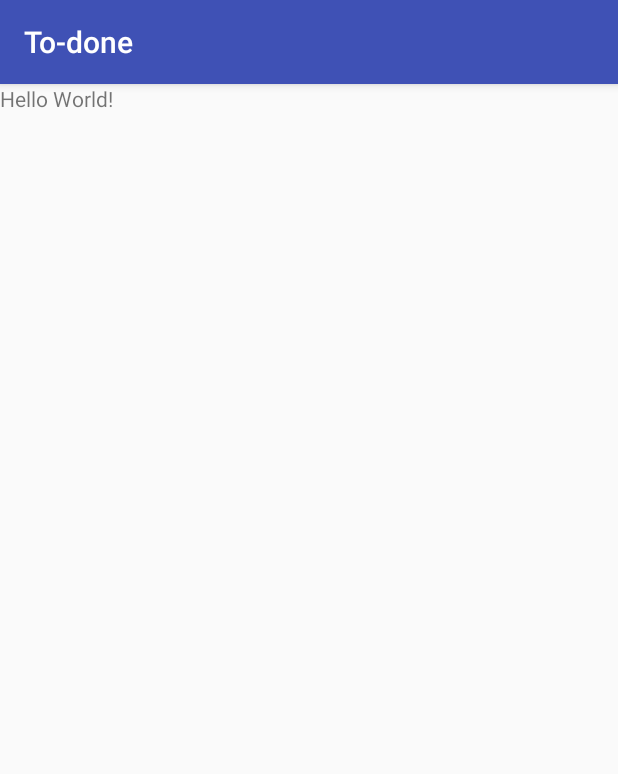
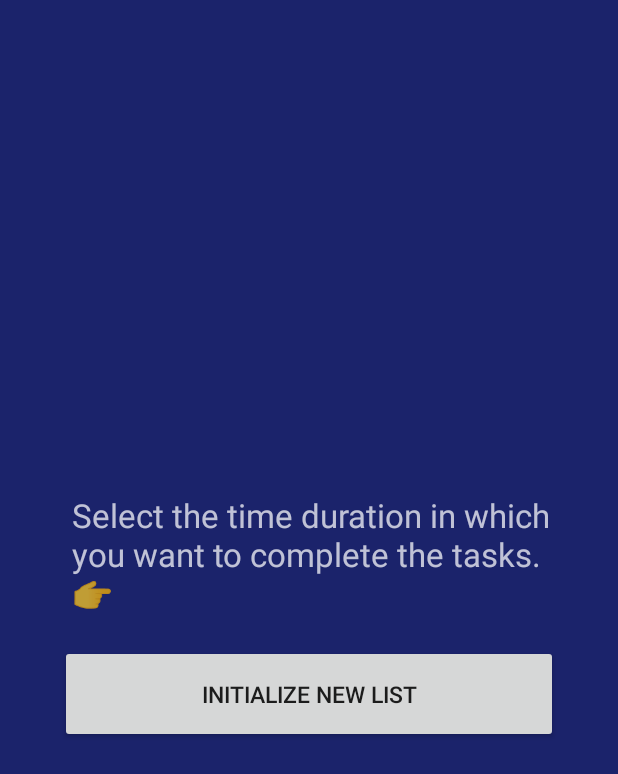
Before and after one commit to libhide/android-nd-capstone, an Android app: the screen it shows after launch (InitActivity), on a phone screen of 412 x 824 dp. Shown: the top 774 px of the screen. Run offline under Robolectric (Android 15) with nearby library versions, the phone set to English and light mode, and no system bars.

Commit message:
Add input logic

```diff
--- a/To-done/app/build.gradle
+++ b/To-done/app/build.gradle
@@ -10,6 +10,7 @@ android {
         versionCode 1
         versionName "1.0"
         testInstrumentationRunner "android.support.test.runner.AndroidJUnitRunner"
+        vectorDrawables.useSupportLibrary = true
     }
     buildTypes {
         release {
--- a/To-done/app/src/main/java/com/ratik/todone/InitActivity.java
+++ b/To-done/app/src/main/java/com/ratik/todone/InitActivity.java
@@ -1,31 +1,36 @@
 package com.ratik.todone;
 
-import android.content.ContentValues;
-import android.database.sqlite.SQLiteDatabase;
+import android.content.Intent;
 import android.os.Bundle;
 import android.support.v7.app.AppCompatActivity;
+import android.view.View;
+import android.widget.Button;
 
-import com.ratik.todone.db.TodoContract;
-import com.ratik.todone.db.TodoDbHelper;
+public class InitActivity extends AppCompatActivity implements OnTimeSetListener {
 
-public class InitActivity extends AppCompatActivity {
+    private static final String HOUR_OF_DAY = "hour";
+    private static final String MINUTE = "minute";
 
-    private static final String TAG = InitActivity.class.getSimpleName();
-
-    private TodoDbHelper dbHelper;
 
     @Override
     protected void onCreate(Bundle savedInstanceState) {
         super.onCreate(savedInstanceState);
         setContentView(R.layout.activity_init);
 
-        dbHelper = new TodoDbHelper(this);
-        SQLiteDatabase db = dbHelper.getWritableDatabase();
+        Button initButton = (Button) findViewById(R.id.initButton);
+        initButton.setOnClickListener(new View.OnClickListener() {
+            @Override
+            public void onClick(View view) {
+                new FormDialog().show(getSupportFragmentManager(), "FormDialog");
+            }
+        });
+    }
 
-        ContentValues values = new ContentValues();
-        values.put(TodoContract.TodoEntry.COLUMN_TASK, "Eat an Apple");
-        values.put(TodoContract.TodoEntry.COLUMN_CHECKED, 0);
-
-        db.insert(TodoContract.TodoEntry.TABLE_NAME, null, values);
+    @Override
+    public void onTimeSet(int hourOfDay, int minute) {
+        Intent intent = new Intent(InitActivity.this, ListInputActivity.class);
+        intent.putExtra(HOUR_OF_DAY, hourOfDay);
+        intent.putExtra(MINUTE, minute);
+        startActivity(intent);
     }
 }
--- /dev/null
+++ b/To-done/app/src/main/java/com/ratik/todone/OnTimeSetListener.java
@@ -0,0 +1,9 @@
+package com.ratik.todone;
+
+/**
+ * Created by Ratik on 17/12/16.
+ */
+
+public interface OnTimeSetListener {
+    public abstract void onTimeSet(int hourOfDay, int minute);
+}
--- a/To-done/app/src/main/res/layout/activity_init.xml
+++ b/To-done/app/src/main/res/layout/activity_init.xml
@@ -4,12 +4,32 @@
     android:id="@+id/activity_init"
     android:layout_width="match_parent"
     android:layout_height="match_parent"
+    android:background="@color/colorPrimary"
     tools:context="com.ratik.todone.InitActivity">
 
-
-    <TextView
+    <LinearLayout
         android:layout_width="wrap_content"
         android:layout_height="wrap_content"
-        android:text="Hello World!" />
+        android:layout_centerInParent="true"
+        android:layout_margin="@dimen/init_container"
+        android:orientation="vertical">
+
+        <TextView
+            android:layout_width="match_parent"
+            android:layout_height="wrap_content"
+            android:layout_marginBottom="20dp"
+            android:layout_marginLeft="8dp"
+            android:text="@string/form_message"
+            android:textColor="#b9ffffff"
+            android:textSize="22sp" />
+
+        <Button
+            android:id="@+id/initButton"
+            style="@style/TodoneButton"
+            android:layout_width="match_parent"
+            android:layout_height="wrap_content"
+            android:text="@string/initialize_text" />
+
+    </LinearLayout>
 
 </RelativeLayout>
--- /dev/null
+++ b/To-done/app/src/main/res/values-v21/styles.xml
@@ -0,0 +1 @@
+<resources></resources>
--- a/To-done/app/src/main/res/values/colors.xml
+++ b/To-done/app/src/main/res/values/colors.xml
@@ -1,6 +1,6 @@
 <?xml version="1.0" encoding="utf-8"?>
 <resources>
-    <color name="colorPrimary">#3F51B5</color>
-    <color name="colorPrimaryDark">#303F9F</color>
-    <color name="colorAccent">#FF4081</color>
+    <color name="colorPrimary">#1B236B</color>
+    <color name="colorPrimaryDark">#171e5e</color>
+    <color name="colorAccent">#DA4335</color>
 </resources>
--- a/To-done/app/src/main/res/values/dimens.xml
+++ b/To-done/app/src/main/res/values/dimens.xml
@@ -2,4 +2,8 @@
     <!-- Default screen margins, per the Android Design guidelines. -->
     <dimen name="activity_horizontal_margin">16dp</dimen>
     <dimen name="activity_vertical_margin">16dp</dimen>
+    <dimen name="todone_button_horizontal_padding">22dp</dimen>
+    <dimen name="todone_button_vertical_padding">22dp</dimen>
+    <dimen name="init_container">40dp</dimen>
+    <dimen name="fab_margin">16dp</dimen>
 </resources>
--- a/To-done/app/src/main/res/values/strings.xml
+++ b/To-done/app/src/main/res/values/strings.xml
@@ -1,3 +1,8 @@
 <resources>
     <string name="app_name">To-done</string>
+    <string name="initialize_text">Initialize new list</string>
+    <string name="form_message">Select the time duration in which you want to complete the tasks. 👉</string>
+    <string name="title_activity_list_input">ListInputActivity</string>
+    <string name="enter_task_hint">Enter a task</string>
+    <string name="content_desc_cancel_button">Cancel Button</string>
 </resources>
--- a/To-done/app/src/main/res/values/styles.xml
+++ b/To-done/app/src/main/res/values/styles.xml
@@ -1,11 +1,23 @@
 <resources>
 
-    <!-- Base application theme. -->
-    <style name="AppTheme" parent="Theme.AppCompat.Light.DarkActionBar">
-        <!-- Customize your theme here. -->
+    <!-- Application theme -->
+    <style name="AppTheme" parent="Theme.AppCompat.Light.NoActionBar">
         <item name="colorPrimary">@color/colorPrimary</item>
         <item name="colorPrimaryDark">@color/colorPrimaryDark</item>
         <item name="colorAccent">@color/colorAccent</item>
+        <item name="android:buttonStyle">@style/TodoneButton</item>
     </style>
 
+    <style name="TodoneButton" parent="Base.Widget.AppCompat.Button">
+        <item name="android:textSize">15sp</item>
+        <item name="android:paddingLeft">@dimen/todone_button_horizontal_padding</item>
+        <item name="android:paddingRight">@dimen/todone_button_horizontal_padding</item>
+        <item name="android:paddingTop">@dimen/todone_button_vertical_padding</item>
+        <item name="android:paddingBottom">@dimen/todone_button_vertical_padding</item>
+    </style>
+
+    <style name="AppTheme.AppBarOverlay" parent="ThemeOverlay.AppCompat.Dark.ActionBar" />
+
+    <style name="AppTheme.PopupOverlay" parent="ThemeOverlay.AppCompat.Light" />
+
 </resources>
```
Also changed, not shown: To-done/app/src/main/AndroidManifest.xml (+9 -0 lines), To-done/app/src/main/java/com/ratik/todone/FormDialog.java (added, +52 -0 lines), To-done/app/src/main/java/com/ratik/todone/ItemsToBeAddedAdapter.java (added, +83 -0 lines), To-done/app/src/main/java/com/ratik/todone/ListInputActivity.java (added, +60 -0 lines), To-done/app/src/main/res/drawable-v19/ic_cancel.xml (added, +10 -0 lines), To-done/app/src/main/res/drawable-v19/ic_done.xml (added, +10 -0 lines), To-done/app/src/main/res/drawable/ic_cancel.xml (added, +9 -0 lines), To-done/app/src/main/res/drawable/ic_done.xml (added, +9 -0 lines), To-done/app/src/main/res/layout/activity_list_input.xml (added, +35 -0 lines), To-done/app/src/main/res/layout/content_list_input.xml (added, +40 -0 lines), To-done/app/src/main/res/layout/to_be_added_item.xml (added, +25 -0 lines).
